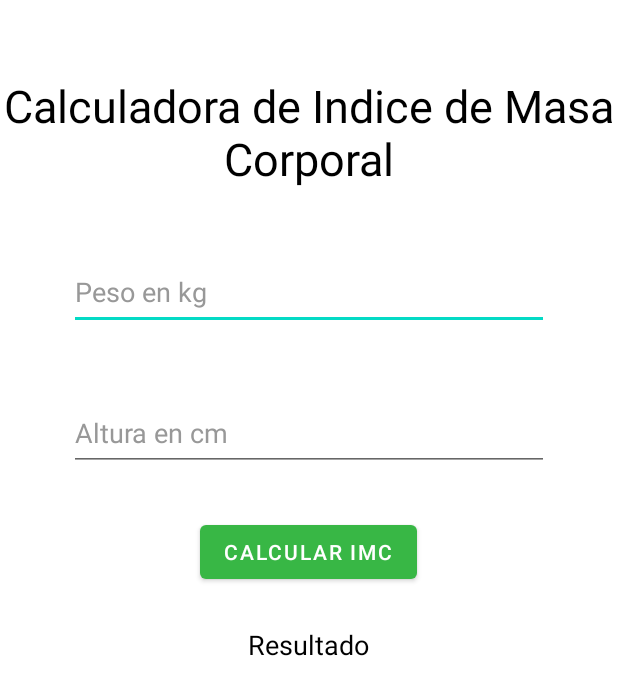
After one commit to Ivan-Urenda/Nutrity, an Android app: the layout activity_imc.xml on its own in the app's theme, with its tools: preview values and no code run, on a phone screen of 412 x 824 dp. The commit adds this screen. Shown: the top 695 px of the screen. Run offline under Robolectric (Android 15) with nearby library versions, the phone set to English and light mode, and no system bars.

Commit message:
View y logica IMC

```diff
--- a/app/src/main/java/com/example/nutrity/MainActivity.kt
+++ b/app/src/main/java/com/example/nutrity/MainActivity.kt
@@ -4,6 +4,7 @@ import android.content.Intent
 import android.os.Bundle
 import android.view.Menu
 import android.view.MenuItem
+import android.view.View
 import android.widget.Toast
 import com.google.android.material.navigation.NavigationView
 import androidx.navigation.findNavController
@@ -59,4 +60,6 @@ class MainActivity : AppCompatActivity() {
         val navController = findNavController(R.id.nav_host_fragment_content_main)
         return navController.navigateUp(appBarConfiguration) || super.onSupportNavigateUp()
     }
+
+
 }
--- /dev/null
+++ b/app/src/main/java/com/example/nutrity/ui/imc/IMCActivity.kt
@@ -0,0 +1,50 @@
+package com.example.nutrity.ui.imc
+
+import android.os.Bundle
+import android.os.PersistableBundle
+import android.widget.EditText
+import android.widget.TextView
+import androidx.appcompat.app.AppCompatActivity
+import com.example.nutrity.R
+import com.example.nutrity.databinding.ActivityImcBinding
+import kotlin.math.pow
+
+class IMCActivity : AppCompatActivity(){
+
+    private lateinit var binding: ActivityImcBinding
+
+    override fun onCreate(savedInstanceState: Bundle?, persistentState: PersistableBundle?) {
+        super.onCreate(savedInstanceState)
+
+        binding = ActivityImcBinding.inflate(layoutInflater)
+        setContentView(binding.root)
+
+        val calculate_imc = binding.calculateButton
+        val weight_value = binding.weight?.text.toString()
+        val height_value = binding.height?.text.toString()
+
+        val weightValue: Double = weight_value.toDouble()
+        val heightValue: Double = height_value.toDouble() / 100
+
+        val imc = weightValue / heightValue.pow(2)
+
+        calculate_imc?.setOnClickListener{
+            if(imc < 16){
+                binding.result?.text = "Resultado\n\n" + imc + "\n\nDelgadez severa"
+            }
+            else if(imc < 18.5){
+                binding.result?.text = "Resultado\n\n" + imc + "\n\nBajo peso"
+            }
+            else if(imc in 18.5..24.9){
+                binding.result?.text = "Resultado\n\n" + imc + "\n\nNormal"
+            }
+            else if(imc >= 25){
+                binding.result?.text = "Resultado\n\n" + imc + "\n\nSobrepeso"
+            }
+            else{
+                binding.result?.text = "Resultado\n\n" + imc + "\n\nObesidad"
+            }
+        }
+    }
+
+}
--- /dev/null
+++ b/app/src/main/res/layout-v28/activity_imc.xml
@@ -0,0 +1,16 @@
+<?xml version="1.0" encoding="utf-8"?>
+<LinearLayout xmlns:android="http://schemas.android.com/apk/res/android"
+    android:layout_width="match_parent"
+    android:layout_height="match_parent"
+    android:orientation="vertical">
+
+    <TextView
+        android:layout_width="wrap_content"
+        android:layout_height="wrap_content"
+        android:text="Calculadora de Indice de Masa Corporal"
+        android:textSize="30dp"
+        android:textAlignment="center"
+        android:textFontWeight="700"
+        android:layout_marginTop="80dp"
+        />
+</LinearLayout>
--- /dev/null
+++ b/app/src/main/res/layout/activity_imc.xml
@@ -0,0 +1,68 @@
+<?xml version="1.0" encoding="utf-8"?>
+<LinearLayout xmlns:android="http://schemas.android.com/apk/res/android"
+    xmlns:tools="http://schemas.android.com/tools"
+    android:layout_width="match_parent"
+    android:layout_height="match_parent"
+    android:orientation="vertical"
+    tools:context=".ui.imc.IMCActivity">
+
+    <TextView
+        android:layout_width="wrap_content"
+        android:layout_height="wrap_content"
+        android:layout_marginTop="50dp"
+        android:text="Calculadora de Indice de Masa Corporal"
+        android:textAlignment="center"
+        android:textColor="@color/black"
+        android:textFontWeight="700"
+        android:textSize="30sp" />
+
+    <EditText
+        android:id="@+id/weight"
+        android:layout_width="wrap_content"
+        android:layout_height="wrap_content"
+        android:layout_marginTop="44dp"
+        android:autofillHints=""
+        android:hint="Peso en kg"
+        android:inputType="number"
+        android:minHeight="50dp"
+        android:ems="15"
+        android:textColorHint="#989898"
+        android:textColor="@color/black"
+        android:layout_gravity="center"
+        />
+
+    <EditText
+        android:id="@+id/height"
+        android:layout_width="wrap_content"
+        android:layout_height="wrap_content"
+        android:layout_marginTop="44dp"
+        android:autofillHints=""
+        android:hint="Altura en cm"
+        android:inputType="number"
+        android:minHeight="50dp"
+        android:ems="15"
+        android:textColorHint="#989898"
+        android:textColor="@color/black"
+        android:layout_gravity="center"
+        />
+
+    <Button
+        android:id="@+id/calculate_button"
+        android:layout_width="wrap_content"
+        android:layout_height="wrap_content"
+        android:text="Calcular IMC"
+        android:layout_gravity="center_horizontal"
+        android:layout_marginTop="30dp"
+        />
+
+    <TextView
+        android:id="@+id/result"
+        android:layout_width="wrap_content"
+        android:layout_height="wrap_content"
+        android:text="Resultado"
+        android:layout_marginTop="25dp"
+        android:textSize="18dp"
+        android:textColor="@color/black"
+        android:layout_gravity="center"
+        />
+</LinearLayout>
```
